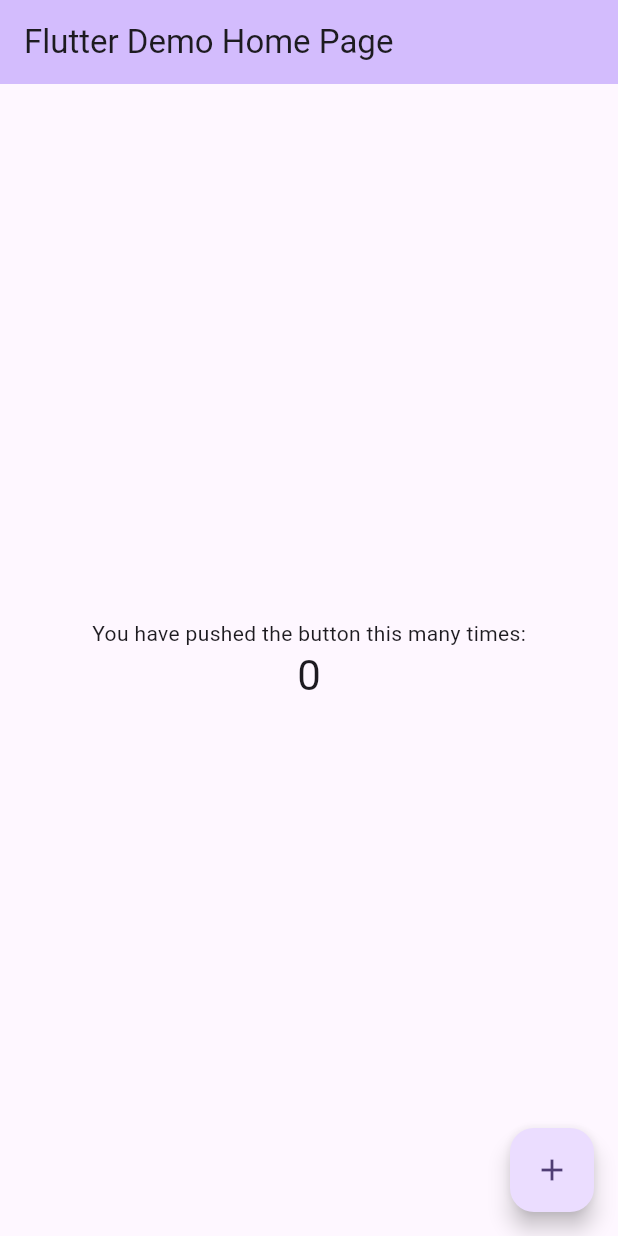
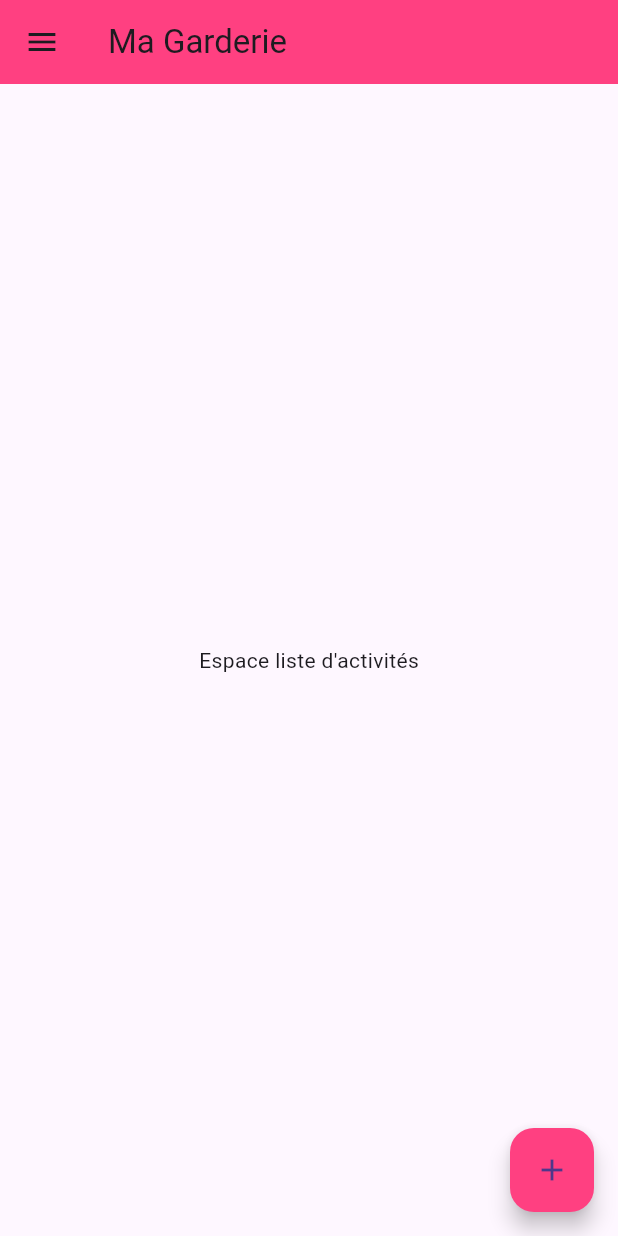
Before and after one commit to yahyabenther/garderie-mobile, a Flutter app: the screen it shows after launch, on a phone screen of 412 x 824 dp. Run offline on Flutter 3.47's test engine with Material 3 defaults, Android fonts, the phone set to English and light mode, and no system bars.

Commit message:
feat: add home page, drawer, and UI layout

```diff
--- a/lib/main.dart
+++ b/lib/main.dart
@@ -1,125 +1,3 @@
-import 'package:flutter/material.dart';
-
-void main() {
-  runApp(const MyApp());
-}
-
-class MyApp extends StatelessWidget {
-  const MyApp({super.key});
-
-  // This widget is the root of your application.
-  @override
-  Widget build(BuildContext context) {
-    return MaterialApp(
-      title: 'Flutter Demo',
-      theme: ThemeData(
-        // This is the theme of your application.
-        //
-        // TRY THIS: Try running your application with "flutter run". You'll see
-        // the application has a purple toolbar. Then, without quitting the app,
-        // try changing the seedColor in the colorScheme below to Colors.green
-        // and then invoke "hot reload" (save your changes or press the "hot
-        // reload" button in a Flutter-supported IDE, or press "r" if you used
-        // the command line to start the app).
-        //
-        // Notice that the counter didn't reset back to zero; the application
-        // state is not lost during the reload. To reset the state, use hot
-        // restart instead.
-        //
-        // This works for code too, not just values: Most code changes can be
-        // tested with just a hot reload.
-        colorScheme: .fromSeed(seedColor: Colors.deepPurple),
-      ),
-      home: const MyHomePage(title: 'Flutter Demo Home Page'),
-    );
-  }
-}
-
-class MyHomePage extends StatefulWidget {
-  const MyHomePage({super.key, required this.title});
-
-  // This widget is the home page of your application. It is stateful, meaning
-  // that it has a State object (defined below) that contains fields that affect
-  // how it looks.
-
-  // This class is the configuration for the state. It holds the values (in this
-  // case the title) provided by the parent (in this case the App widget) and
-  // used by the build method of the State. Fields in a Widget subclass are
-  // always marked "final".
-
-  final String title;
-
-  @override
-  State<MyHomePage> createState() => _MyHomePageState();
-}
-
-class _MyHomePageState extends State<MyHomePage> {
-  int _counter = 0;
-
-  void _incrementCounter() {
-    setState(() {
-      // This call to setState tells the Flutter framework that something has
-      // changed in this State, which causes it to rerun the build method below
-      // so that the display can reflect the updated values. If we changed
-      // _counter without calling setState(), then the build method would not be
-      // called again, and so nothing would appear to happen.
-      _counter++;
-    });
-  }
-
-  @override
-  Widget build(BuildContext context) {
-    // This method is rerun every time setState is called, for instance as done
-    // by the _incrementCounter method above.
-    //
-    // The Flutter framework has been optimized to make rerunning build methods
-    // fast, so that you can just rebuild anything that needs updating rather
-    // than having to individually change instances of widgets.
-    return Scaffold(
-      appBar: AppBar(
-        // TRY THIS: Try changing the color here to a specific color (to
-        // Colors.amber, perhaps?) and trigger a hot reload to see the AppBar
-        // change color while the other colors stay the same.
-        backgroundColor: Theme.of(context).colorScheme.inversePrimary,
-        // Here we take the value from the MyHomePage object that was created by
-        // the App.build method, and use it to set our appbar title.
-        title: Text(widget.title),
-      ),
-      body: Center(
-        // Center is a layout widget. It takes a single child and positions it
-        // in the middle of the parent.
-        child: Column(
-          // Column is also a layout widget. It takes a list of children and
-          // arranges them vertically. By default, it sizes itself to fit its
-          // children horizontally, and tries to be as tall as its parent.
-          //
-          // Column has various properties to control how it sizes itself and
-          // how it positions its children. Here we use mainAxisAlignment to
-          // center the children vertically; the main axis here is the vertical
-          // axis because Columns are vertical (the cross axis would be
-          // horizontal).
-          //
-          // TRY THIS: Invoke "debug painting" (choose the "Toggle Debug Paint"
-          // action in the IDE, or press "p" in the console), to see the
-          // wireframe for each widget.
-          mainAxisAlignment: .center,
-          children: [
-            const Text('You have pushed the button this many times:'),
-            Text(
-              '$_counter',
-              style: Theme.of(context).textTheme.headlineMedium,
-            ),
-          ],
-        ),
-      ),
-      floatingActionButton: FloatingActionButton(
-        onPressed: _incrementCounter,
-        tooltip: 'Increment',
-        child: const Icon(Icons.add),
-      ),
-    );
-  }
-}
 import 'package:flutter/material.dart';
 import 'dart:async';
 
@@ -152,10 +30,9 @@ class _SplashScreenState extends State<SplashScreen> {
   void initState() {
     super.initState();
     Timer(const Duration(seconds: 3), () {
-      // Transition to home placeholder after 3 seconds
       Navigator.pushReplacement(
         context,
-        MaterialPageRoute(builder: (context) => const Scaffold(body: Center(child: Text('Home Page Placeholder')))),
+        MaterialPageRoute(builder: (context) => const HomePage()),
       );
     });
   }
@@ -180,3 +57,39 @@ class _SplashScreenState extends State<SplashScreen> {
     );
   }
 }
+
+class HomePage extends StatelessWidget {
+  const HomePage({Key? key}) : super(key: key);
+
+  @override
+  Widget build(BuildContext context) {
+    return Scaffold(
+      appBar: AppBar(
+        title: const Text('Ma Garderie'),
+        backgroundColor: Colors.pinkAccent,
+      ),
+      drawer: Drawer(
+        child: ListView(
+          padding: EdgeInsets.zero,
+          children: const [
+            DrawerHeader(
+              decoration: BoxDecoration(color: Colors.pinkAccent),
+              child: Text('Menu Ma Garderie', style: TextStyle(color: Colors.white, fontSize: 24)),
+            ),
+            ListTile(leading: Icon(Icons.home), title: Text('Accueil')),
+            ListTile(leading: Icon(Icons.list), title: Text('Activités')),
+            ListTile(leading: Icon(Icons.info), title: Text('À propos')),
+          ],
+        ),
+      ),
+      body: const Center(
+        child: Text('Espace liste d\'activités'),
+      ),
+      floatingActionButton: FloatingActionButton(
+        onPressed: () {},
+        backgroundColor: Colors.pinkAccent,
+        child: const Icon(Icons.add),
+      ),
+    );
+  }
+}
```
